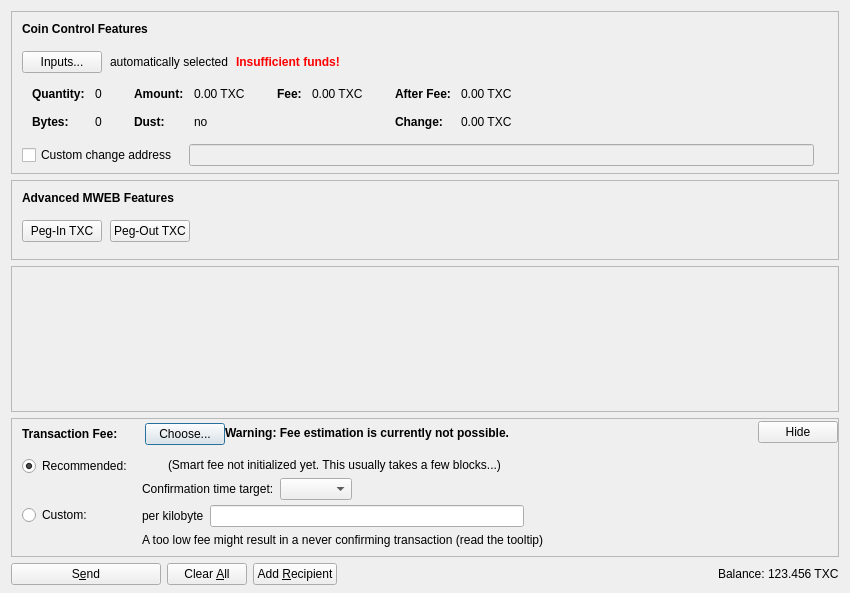
Before: the Qt Designer form src/qt/forms/sendcoinsdialog.ui in blockchainmint1/iskandercoin, drawn with Qt 5.
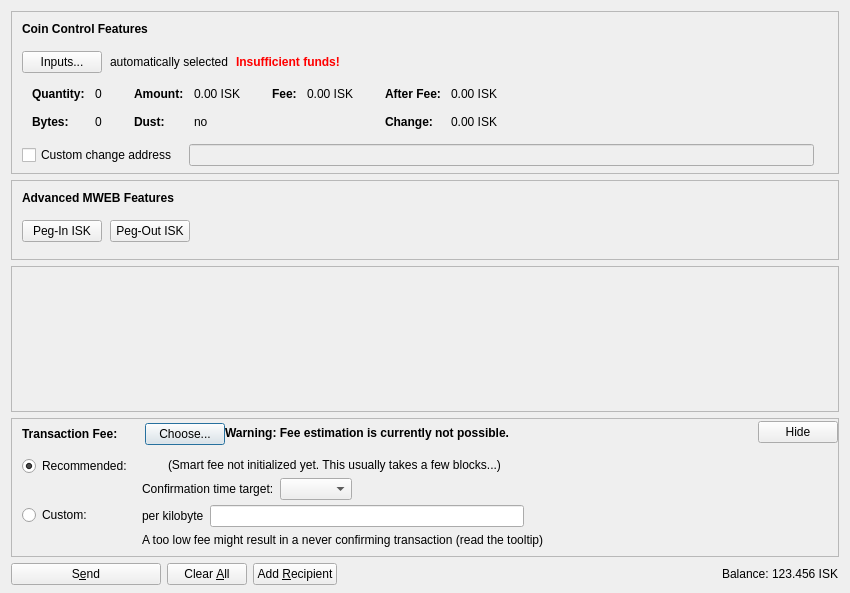
After: the same form once the commit is applied. Icons and pictures are not drawn. Custom widgets are drawn as their Qt base class.

What changed in the file:
```diff
--- a/src/qt/forms/sendcoinsdialog.ui
+++ b/src/qt/forms/sendcoinsdialog.ui
@@ -324,7 +324,7 @@
                   <enum>Qt::ActionsContextMenu</enum>
                  </property>
                  <property name="text">
-                  <string notr="true">0.00 TXC</string>
+                  <string notr="true">0.00 ISK</string>
                  </property>
                  <property name="textInteractionFlags">
                   <set>Qt::LinksAccessibleByMouse|Qt::TextSelectableByKeyboard|Qt::TextSelectableByMouse</set>
@@ -404,7 +404,7 @@
                   <enum>Qt::ActionsContextMenu</enum>
                  </property>
                  <property name="text">
-                  <string notr="true">0.00 TXC</string>
+                  <string notr="true">0.00 ISK</string>
                  </property>
                  <property name="textInteractionFlags">
                   <set>Qt::LinksAccessibleByMouse|Qt::TextSelectableByKeyboard|Qt::TextSelectableByMouse</set>
@@ -455,7 +455,7 @@
                   <enum>Qt::ActionsContextMenu</enum>
                  </property>
                  <property name="text">
-                  <string notr="true">0.00 TXC</string>
+                  <string notr="true">0.00 ISK</string>
                  </property>
                  <property name="textInteractionFlags">
                   <set>Qt::LinksAccessibleByMouse|Qt::TextSelectableByKeyboard|Qt::TextSelectableByMouse</set>
@@ -484,7 +484,7 @@
                   <enum>Qt::ActionsContextMenu</enum>
                  </property>
                  <property name="text">
-                  <string notr="true">0.00 TXC</string>
+                  <string notr="true">0.00 ISK</string>
                  </property>
                  <property name="textInteractionFlags">
                   <set>Qt::LinksAccessibleByMouse|Qt::TextSelectableByKeyboard|Qt::TextSelectableByMouse</set>
@@ -667,7 +667,7 @@
              <string notr="true"/>
             </property>
             <property name="text">
-             <string>Peg-In TXC</string>
+             <string>Peg-In ISK</string>
             </property>
             <property name="checkable">
              <bool>true</bool>
@@ -683,7 +683,7 @@
              <string notr="true"/>
             </property>
             <property name="text">
-             <string>Peg-Out TXC</string>
+             <string>Peg-Out ISK</string>
             </property>
             <property name="checkable">
              <bool>true</bool>
@@ -1353,7 +1353,7 @@
           <cursorShape>IBeamCursor</cursorShape>
          </property>
          <property name="text">
-          <string notr="true">123.456 TXC</string>
+          <string notr="true">123.456 ISK</string>
          </property>
          <property name="textInteractionFlags">
           <set>Qt::LinksAccessibleByMouse|Qt::TextSelectableByKeyboard|Qt::TextSelectableByMouse</set>
```
Left out of the diff: 2 changed lines with no effect on the pictures.
